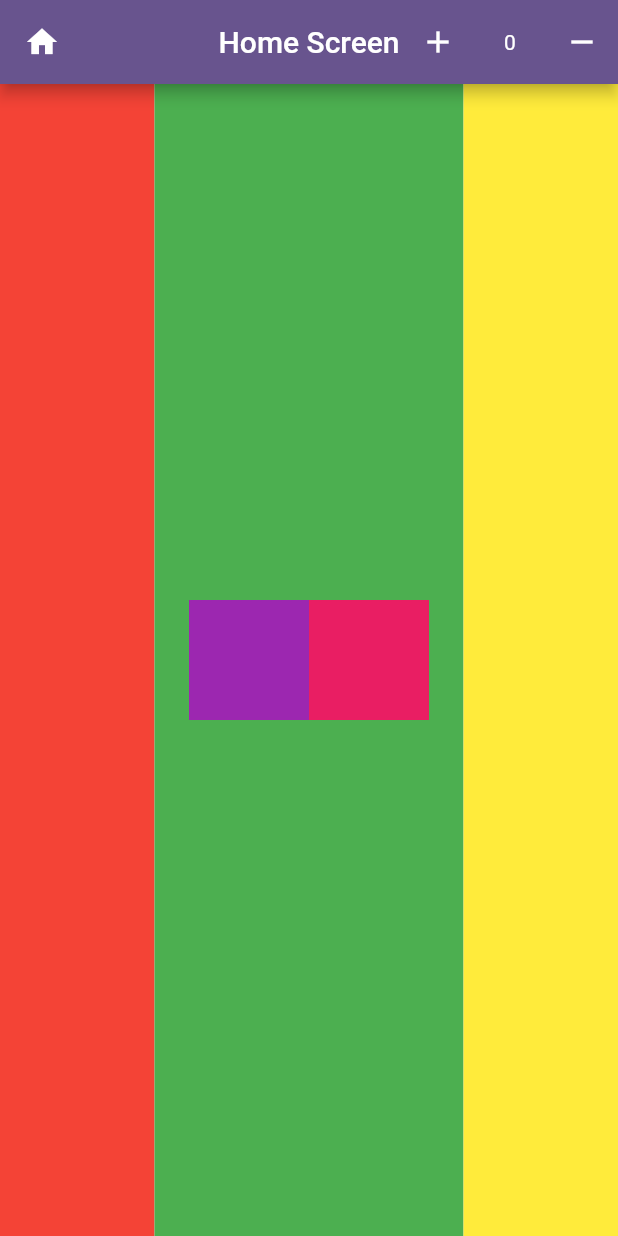
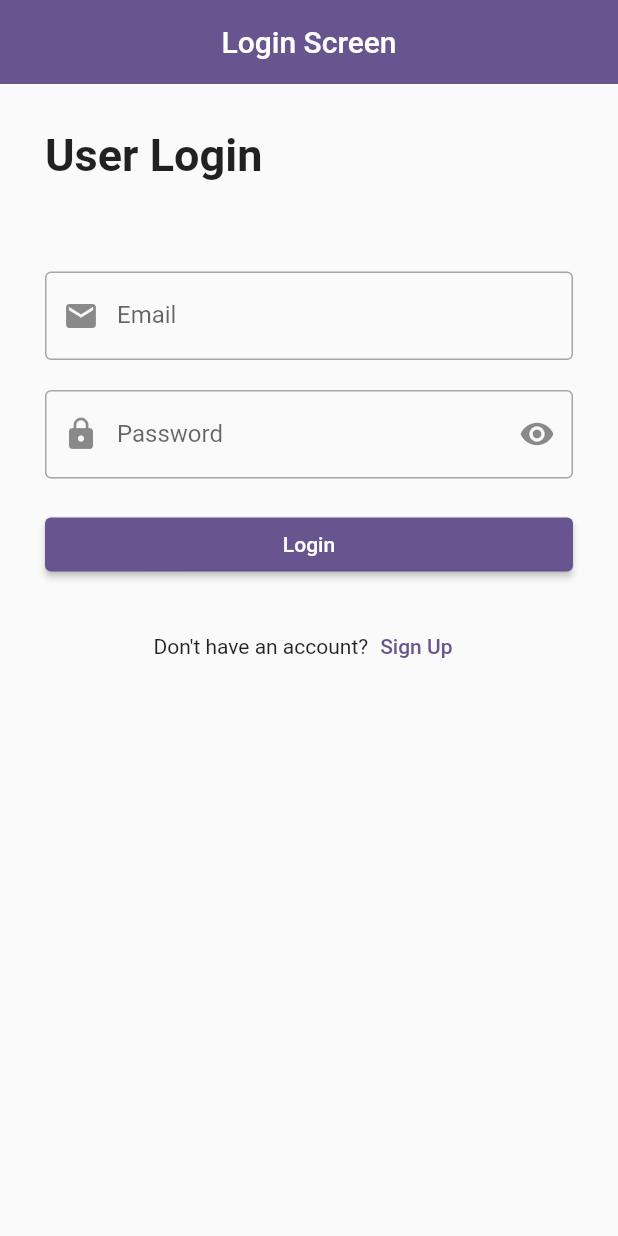
Before and after one commit to mohamed-ayman-alhadad/Flutter-App, a Flutter app: the screen it shows after launch, on a phone screen of 412 x 824 dp. Run offline on Flutter 3.47's test engine with Material 3 defaults, Android fonts, the phone set to English and light mode, and no system bars.

Commit message:
login Screen

```diff
--- /dev/null
+++ b/lib/Login_screen.dart
@@ -0,0 +1,81 @@
+import 'package:flutter/material.dart';
+
+class LoginScreen extends StatefulWidget {
+  const LoginScreen({super.key});
+
+  @override
+  State<LoginScreen> createState() => _LoginScreenState();
+}
+
+class _LoginScreenState extends State<LoginScreen> {
+  bool isVisible = true;
+  @override
+  Widget build(BuildContext context) {
+    return Scaffold(
+      appBar: AppBar(
+        title: Text("Login Screen"),
+        centerTitle: true,
+        elevation: 0,
+      ),
+      body: Padding(
+        padding: const EdgeInsets.all(30),
+        child: Column(
+          crossAxisAlignment: CrossAxisAlignment.start,
+          children: [
+            Text(
+              "User Login",
+              style: TextStyle(fontSize: 30, fontWeight: FontWeight.bold),
+            ),
+            SizedBox(height: 60),
+
+            TextFormField(
+              keyboardType: TextInputType.emailAddress,
+              decoration: InputDecoration(
+                prefixIcon: Icon(Icons.email),
+                labelText: "Email",
+                border: OutlineInputBorder(),
+              ),
+            ),
+            SizedBox(height: 20),
+            TextFormField(
+              obscureText: isVisible,
+              keyboardType: TextInputType.visiblePassword,
+              decoration: InputDecoration(
+                prefixIcon: Icon(Icons.lock),
+                suffixIcon: IconButton(
+                  icon:
+                      isVisible
+                          ? Icon(Icons.visibility)
+                          : Icon(Icons.visibility_off),
+                  onPressed: () {
+                    setState(() {
+                      isVisible = !isVisible;
+                    });
+                  },
+                ),
+                labelText: "Password",
+                border: OutlineInputBorder(),
+              ),
+            ),
+            SizedBox(height: 20),
+            Row(
+              children: [
+                Expanded(
+                  child: ElevatedButton(onPressed: () {}, child: Text("Login")),
+                ),
+              ],
+            ),
+            SizedBox(height: 20),
+            Row(
+              mainAxisAlignment: MainAxisAlignment.center,
+              children: [
+                Text("Don't have an account?"),
+                TextButton(onPressed: () {}, child: Text("Sign Up")),
+              ],
+            ),
+          ],
+        ),
+      ),
+    );
+  }
+}
--- a/lib/main.dart
+++ b/lib/main.dart
@@ -1,5 +1,6 @@
 import 'package:flutter/material.dart';
 import 'package:flutter_app/Home_Screen.dart';
+import 'package:flutter_app/Login_screen.dart';
 
 void main() {
   runApp(const MyApp());
@@ -33,7 +34,7 @@ class MyApp extends StatelessWidget {
         colorScheme: ColorScheme.fromSeed(seedColor: Colors.deepPurple),
         useMaterial3: false,
       ),
-      home:  HomeScreen()
+      home: LoginScreen(),
     );
   }
 }
@@ -87,7 +88,6 @@ class _MyHomePageState extends State<MyHomePage> {
         // Here we take the value from the MyHomePage object that was created by
         // the App.build method, and use it to set our appbar title.
         title: Text(widget.title),
-
       ),
       body: Center(
         // Center is a layout widget. It takes a single child and positions it
```
